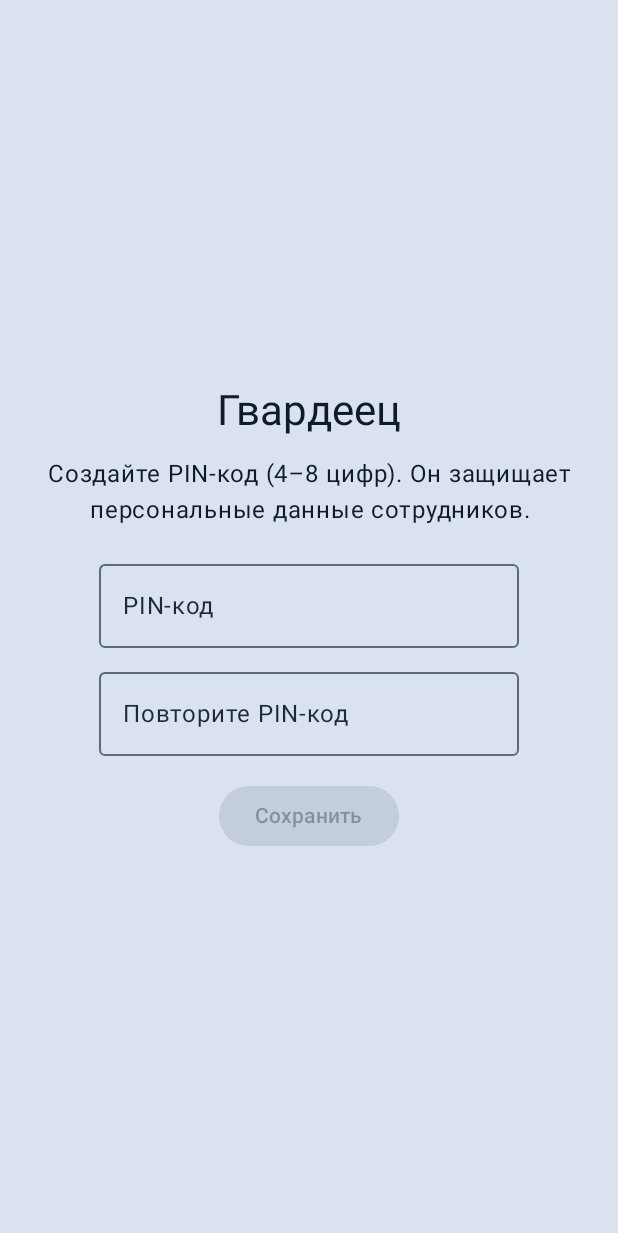
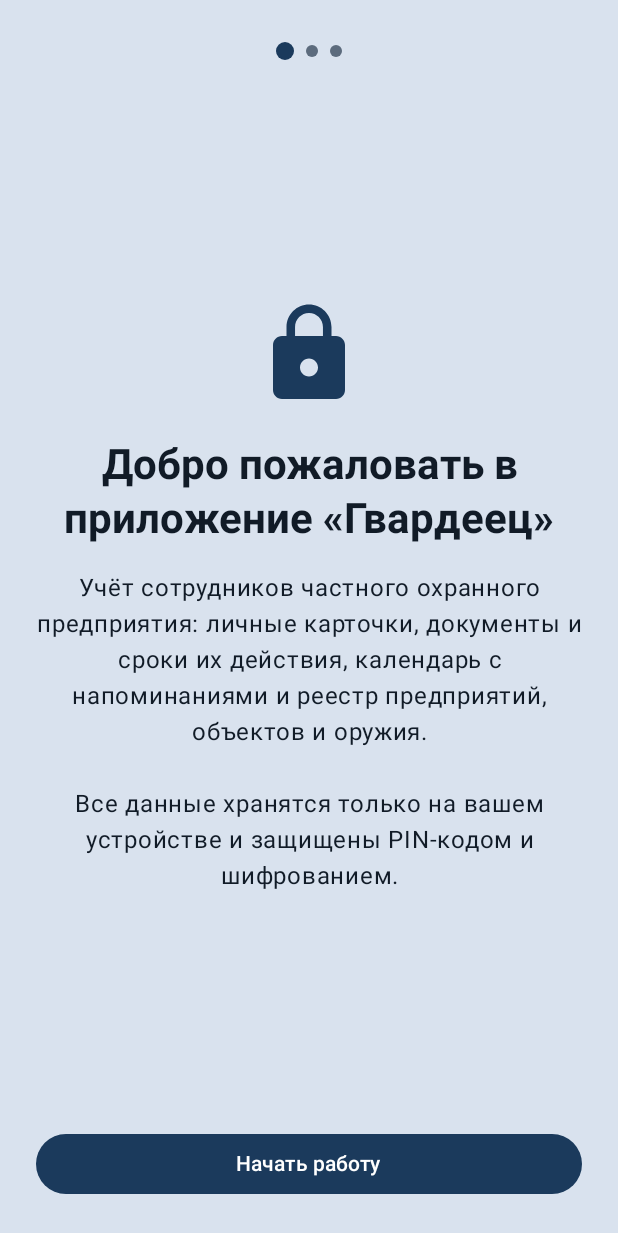
Before and after one commit to DarkCry0909/Gvardeec, an Android app built with Jetpack Compose: the screen it shows after launch (MainActivity), on a phone screen of 412 x 824 dp. Shown: the top 1233 px of the screen. Run offline under Robolectric (Android 15) with nearby library versions, the phone set to English and light mode, and no system bars; 1 statement that could not run was skipped.

Commit message:
Add files via upload

```diff
--- a/app/src/main/AndroidManifest.xml
+++ b/app/src/main/AndroidManifest.xml
@@ -6,6 +6,8 @@
         android:allowBackup="true"
         android:fullBackupContent="@xml/backup_rules"
         android:dataExtractionRules="@xml/data_extraction_rules"
+        android:icon="@mipmap/ic_launcher"
+        android:roundIcon="@mipmap/ic_launcher_round"
         android:label="Гвардеец"
         android:theme="@style/Theme.App">
         <activity android:name=".MainActivity" android:exported="true">
--- a/app/src/main/java/com/example/guardhr/MainActivity.kt
+++ b/app/src/main/java/com/example/guardhr/MainActivity.kt
@@ -46,9 +46,10 @@ class MainActivity : FragmentActivity() {
     private fun Root() {
         var hasPin by remember { mutableStateOf(Sec.hasPin(this@MainActivity)) }
         when {
-            !hasPin -> SetupPinScreen { pin ->
+            !hasPin -> OnboardingScreen { name, pin, bio ->
+                Sec.setUserName(this@MainActivity, name)
                 Sec.setPin(this@MainActivity, pin)
-                Sec.setBiometric(this@MainActivity, canBiometric(this@MainActivity))
+                Sec.setBiometric(this@MainActivity, bio)
                 hasPin = true
                 Session.unlocked = true
             }
--- /dev/null
+++ b/app/src/main/java/com/example/guardhr/Onboarding.kt
@@ -0,0 +1,104 @@
+package com.example.guardhr
+
+import androidx.compose.foundation.background
+import androidx.compose.foundation.layout.*
+import androidx.compose.foundation.shape.CircleShape
+import androidx.compose.material.icons.Icons
+import androidx.compose.material.icons.filled.Lock
+import androidx.compose.material3.*
+import androidx.compose.runtime.*
+import androidx.compose.runtime.saveable.rememberSaveable
+import androidx.compose.ui.Alignment
+import androidx.compose.ui.Modifier
+import androidx.compose.ui.draw.clip
+import androidx.compose.ui.graphics.Color
+import androidx.compose.ui.platform.LocalContext
+import androidx.compose.ui.text.font.FontWeight
+import androidx.compose.ui.text.style.TextAlign
+import androidx.compose.ui.unit.dp
+
+/** Первый запуск: 1 — приветствие, 2 — имя, 3 — PIN-код и вход по отпечатку. */
+@Composable
+fun OnboardingScreen(onDone: (name: String, pin: String, bio: Boolean) -> Unit) {
+    val ctx = LocalContext.current
+    val bioAvailable = remember { canBiometric(ctx) }
+    var step by rememberSaveable { mutableIntStateOf(0) }
+    var name by rememberSaveable { mutableStateOf("") }
+    var a by remember { mutableStateOf("") }
+    var b by remember { mutableStateOf("") }
+    var bio by remember { mutableStateOf(bioAvailable) }
+    val primary = MaterialTheme.colorScheme.primary
+
+    Column(Modifier.fillMaxSize().padding(24.dp), horizontalAlignment = Alignment.CenterHorizontally) {
+        Row(Modifier.fillMaxWidth(), horizontalArrangement = Arrangement.Center, verticalAlignment = Alignment.CenterVertically) {
+            repeat(3) { i ->
+                Box(
+                    Modifier.padding(4.dp).size(if (i == step) 12.dp else 8.dp).clip(CircleShape)
+                        .background(if (i <= step) primary else MaterialTheme.colorScheme.outline)
+                )
+            }
+        }
+
+        Column(Modifier.weight(1f).fillMaxWidth(), verticalArrangement = Arrangement.Center, horizontalAlignment = Alignment.CenterHorizontally) {
+            when (step) {
+                0 -> {
+                    Icon(Icons.Default.Lock, null, Modifier.size(72.dp), tint = primary)
+                    Spacer(Modifier.height(20.dp))
+                    Text("Добро пожаловать в приложение «Гвардеец»", style = MaterialTheme.typography.headlineMedium,
+                        fontWeight = FontWeight.Bold, textAlign = TextAlign.Center)
+                    Spacer(Modifier.height(16.dp))
+                    Text(
+                        "Учёт сотрудников частного охранного предприятия: личные карточки, документы и сроки их действия, " +
+                            "календарь с напоминаниями и реестр предприятий, объектов и оружия.\n\n" +
+                            "Все данные хранятся только на вашем устройстве и защищены PIN-кодом и шифрованием.",
+                        textAlign = TextAlign.Center
+                    )
+                }
+                1 -> {
+                    Text("Как вас зовут?", style = MaterialTheme.typography.headlineMedium, fontWeight = FontWeight.Bold)
+                    Spacer(Modifier.height(8.dp))
+                    Text("Имя будет показано в приложении.", textAlign = TextAlign.Center)
+                    Spacer(Modifier.height(20.dp))
+                    OutlinedTextField(name, { name = it }, label = { Text("Ваше имя") }, singleLine = true)
+                }
+                else -> {
+                    Text("Создайте PIN-код", style = MaterialTheme.typography.headlineMedium, fontWeight = FontWeight.Bold)
+                    Spacer(Modifier.height(8.dp))
+                    Text("4–8 цифр. Он защищает персональные данные сотрудников.", textAlign = TextAlign.Center)
+                    Spacer(Modifier.height(16.dp))
+                    PinField(a, "PIN-код") { a = it }
+                    Spacer(Modifier.height(8.dp))
+                    PinField(b, "Повторите PIN-код") { b = it }
+                    if (b.isNotEmpty() && a != b) Text("PIN-коды не совпадают", color = Color(0xFFC62828))
+                    Spacer(Modifier.height(16.dp))
+                    Row(Modifier.fillMaxWidth(), verticalAlignment = Alignment.CenterVertically) {
+                        Column(Modifier.weight(1f)) {
+                            Text("Разблокировка по отпечатку пальца")
+                            Text(
+                                if (bioAvailable) "Добавить вход по отпечатку?" else "Недоступно: на устройстве не настроена биометрия",
+                                style = MaterialTheme.typography.bodySmall
+                            )
+                        }
+                        Switch(checked = bio && bioAvailable, enabled = bioAvailable, onCheckedChange = { bio = it })
+                    }
+                }
+            }
+        }
+
+        when (step) {
+            0 -> Button(onClick = { step = 1 }, modifier = Modifier.fillMaxWidth()) { Text("Начать работу") }
+            1 -> {
+                Button(enabled = name.isNotBlank(), onClick = { step = 2 }, modifier = Modifier.fillMaxWidth()) { Text("Далее") }
+                TextButton(onClick = { step = 0 }) { Text("Назад") }
+            }
+            else -> {
+                Button(
+                    enabled = a.length >= 4 && a == b,
+                    onClick = { onDone(name.trim(), a, bio && bioAvailable) },
+                    modifier = Modifier.fillMaxWidth()
+                ) { Text("Готово") }
+                TextButton(onClick = { step = 1 }) { Text("Назад") }
+            }
+        }
+    }
+}
--- a/app/src/main/java/com/example/guardhr/Security.kt
+++ b/app/src/main/java/com/example/guardhr/Security.kt
@@ -95,6 +95,8 @@ object Sec {
 
     fun biometricEnabled(c: Context) = p(c).getBoolean("bio", false)
     fun setBiometric(c: Context, v: Boolean) { p(c).edit().putBoolean("bio", v).commit() }
+    fun userName(c: Context) = p(c).getString("userName", "") ?: ""
+    fun setUserName(c: Context, v: String) { p(c).edit().putString("userName", v).commit() }
     fun themeMode(c: Context) = p(c).getInt("theme", 0)
     fun setThemeMode(c: Context, v: Int) { p(c).edit().putInt("theme", v).commit() }
     fun secureScreen(c: Context) = p(c).getBoolean("secure", true)
--- /dev/null
+++ b/app/src/main/res/mipmap-anydpi-v26/ic_launcher.xml
@@ -0,0 +1,5 @@
+<?xml version="1.0" encoding="utf-8"?>
+<adaptive-icon xmlns:android="http://schemas.android.com/apk/res/android">
+    <background android:drawable="@drawable/ic_launcher_background" />
+    <foreground android:drawable="@mipmap/ic_launcher_foreground" />
+</adaptive-icon>
--- /dev/null
+++ b/app/src/main/res/mipmap-anydpi-v26/ic_launcher_round.xml
@@ -0,0 +1,5 @@
+<?xml version="1.0" encoding="utf-8"?>
+<adaptive-icon xmlns:android="http://schemas.android.com/apk/res/android">
+    <background android:drawable="@drawable/ic_launcher_background" />
+    <foreground android:drawable="@mipmap/ic_launcher_foreground" />
+</adaptive-icon>
```
Also changed, not shown: app/src/main/java/com/example/guardhr/SecurityUi.kt (+6 -2 lines), app/src/main/java/com/example/guardhr/Ui.kt (+6 -2 lines), app/src/main/res/drawable/ic_launcher_background.xml (added, +8 -0 lines), app/src/main/res/mipmap-hdpi/ic_launcher.png (added), app/src/main/res/mipmap-hdpi/ic_launcher_foreground.png (added), app/src/main/res/mipmap-mdpi/ic_launcher.png (added), app/src/main/res/mipmap-mdpi/ic_launcher_foreground.png (added), app/src/main/res/mipmap-xhdpi/ic_launcher.png (added), app/src/main/res/mipmap-xhdpi/ic_launcher_foreground.png (added), app/src/main/res/mipmap-xxhdpi/ic_launcher.png (added), app/src/main/res/mipmap-xxhdpi/ic_launcher_foreground.png (added), app/src/main/res/mipmap-xxxhdpi/ic_launcher.png (added), app/src/main/res/mipmap-xxxhdpi/ic_launcher_foreground.png (added), 1 other file.
